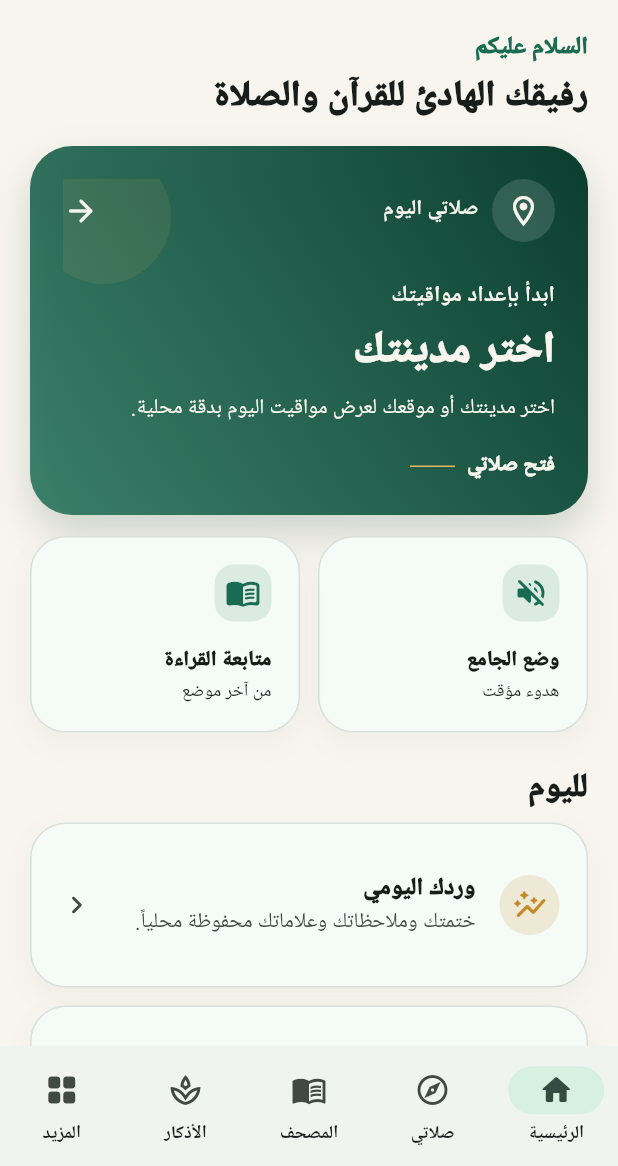
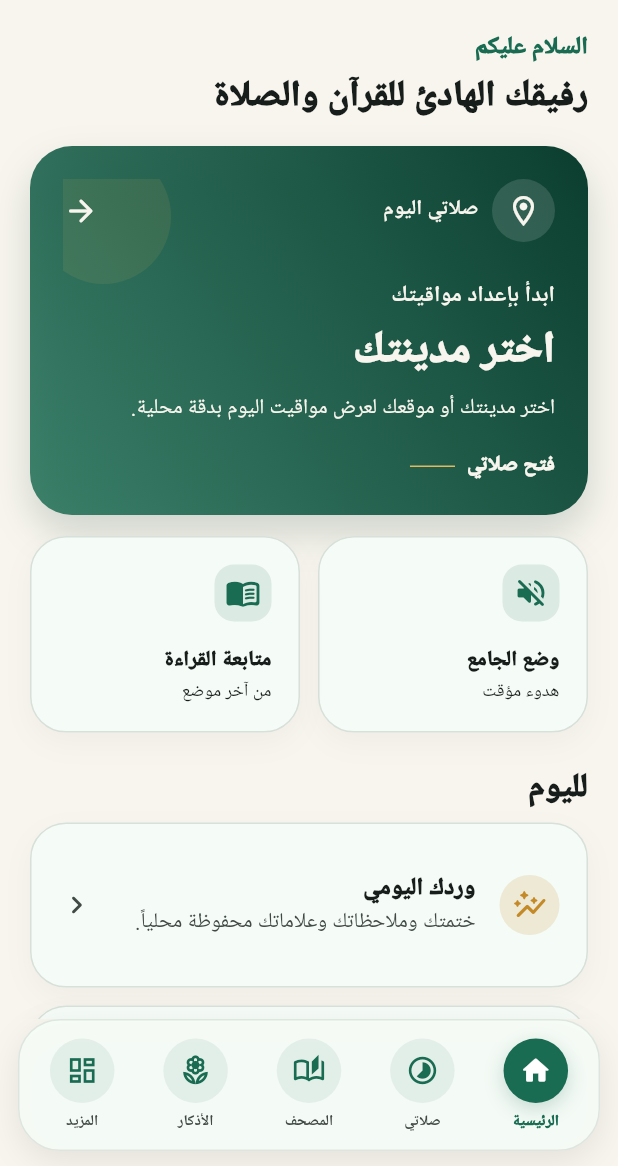
Before and after one commit to devmhsapps/noor-quran-masjid-mode, a Flutter app: the screen it shows after launch, on a phone screen of 412 x 824 dp, the part 70-1236 px from its top. Run offline on Flutter 3.47's test engine with Material 3 defaults, Android fonts, the phone set to English and light mode, and no system bars; our stand-ins replace adhan, hijri, permission_handler, shared_preferences; Roboto replaces fonts that are missing (sans).

Commit message:
feat: add original circular bottom navigation

```diff
--- a/lib/main.dart
+++ b/lib/main.dart
@@ -644,19 +644,89 @@ class _MueenShellState extends State<MueenShell> {
         ],
       ),
       body: SafeArea(top: false, child: screens[_selectedIndex]),
-      bottomNavigationBar: NavigationBar(
+      bottomNavigationBar: _MueenBottomNav(
         selectedIndex: _selectedIndex,
-        onDestinationSelected: (value) => setState(() => _selectedIndex = value),
-        destinations: const [
-          NavigationDestination(icon: Icon(Icons.home_outlined), selectedIcon: Icon(Icons.home_rounded), label: 'الرئيسية'),
-          NavigationDestination(icon: Icon(Icons.explore_outlined), selectedIcon: Icon(Icons.explore_rounded), label: 'صلاتي'),
-          NavigationDestination(icon: Icon(Icons.menu_book_outlined), selectedIcon: Icon(Icons.menu_book_rounded), label: 'المصحف'),
-          NavigationDestination(icon: Icon(Icons.spa_outlined), selectedIcon: Icon(Icons.spa_rounded), label: 'الأذكار'),
-          NavigationDestination(icon: Icon(Icons.grid_view_rounded), selectedIcon: Icon(Icons.grid_view_rounded), label: 'المزيد'),
-        ],
+        onSelected: (value) => setState(() => _selectedIndex = value),
       ),
     );
   }
+}
+
+class _MueenBottomNav extends StatelessWidget {
+  const _MueenBottomNav({required this.selectedIndex, required this.onSelected});
+
+  final int selectedIndex;
+  final ValueChanged<int> onSelected;
+
+  static const _items = <_BottomNavItem>[
+    _BottomNavItem(label: 'الرئيسية', icon: Icons.home_outlined, selectedIcon: Icons.home_rounded),
+    _BottomNavItem(label: 'صلاتي', icon: Icons.timelapse_outlined, selectedIcon: Icons.timelapse_rounded),
+    _BottomNavItem(label: 'المصحف', icon: Icons.auto_stories_outlined, selectedIcon: Icons.auto_stories_rounded),
+    _BottomNavItem(label: 'الأذكار', icon: Icons.local_florist_outlined, selectedIcon: Icons.local_florist_rounded),
+    _BottomNavItem(label: 'المزيد', icon: Icons.dashboard_outlined, selectedIcon: Icons.dashboard_rounded),
+  ];
+
+  @override
+  Widget build(BuildContext context) {
+    final theme = Theme.of(context);
+    return SafeArea(
+      top: false,
+      child: Container(
+        margin: const EdgeInsets.fromLTRB(12, 0, 12, 10),
+        padding: const EdgeInsets.symmetric(horizontal: 4, vertical: 8),
+        decoration: BoxDecoration(
+          color: theme.colorScheme.surface.withValues(alpha: .96),
+          borderRadius: BorderRadius.circular(28),
+          border: Border.all(color: theme.colorScheme.outlineVariant.withValues(alpha: .42)),
+          boxShadow: [BoxShadow(color: Colors.black.withValues(alpha: .08), blurRadius: 18, offset: const Offset(0, 7))],
+        ),
+        child: Row(
+          children: List.generate(_items.length, (index) {
+            final item = _items[index];
+            final selected = index == selectedIndex;
+            return Expanded(
+              child: Semantics(
+                selected: selected,
+                button: true,
+                label: item.label,
+                child: InkWell(
+                  onTap: () => onSelected(index),
+                  borderRadius: BorderRadius.circular(20),
+                  child: Padding(
+                    padding: const EdgeInsets.symmetric(vertical: 4),
+                    child: Column(mainAxisSize: MainAxisSize.min, children: [
+                      AnimatedContainer(
+                        duration: const Duration(milliseconds: 180),
+                        curve: Curves.easeOut,
+                        width: 43,
+                        height: 43,
+                        decoration: BoxDecoration(
+                          shape: BoxShape.circle,
+                          color: selected ? theme.colorScheme.primary : theme.colorScheme.primary.withValues(alpha: .08),
+                          boxShadow: selected ? [BoxShadow(color: theme.colorScheme.primary.withValues(alpha: .22), blurRadius: 10, offset: const Offset(0, 4))] : null,
+                        ),
+                        child: Icon(selected ? item.selectedIcon : item.icon, color: selected ? theme.colorScheme.onPrimary : theme.colorScheme.primary, size: 22),
+                      ),
+                      const SizedBox(height: 5),
+                      Text(item.label, style: TextStyle(fontSize: 10, fontWeight: selected ? FontWeight.w900 : FontWeight.w700, color: selected ? theme.colorScheme.primary : theme.colorScheme.onSurfaceVariant)),
+                    ]),
+                  ),
+                ),
+              ),
+            );
+          }),
+        ),
+      ),
+    );
+  }
+}
+
+class _BottomNavItem {
+  const _BottomNavItem({required this.label, required this.icon, required this.selectedIcon});
+
+  final String label;
+  final IconData icon;
+  final IconData selectedIcon;
 }
 
 class _HomeTab extends StatelessWidget {
--- a/pubspec.yaml
+++ b/pubspec.yaml
@@ -1,7 +1,7 @@
 name: noor_quran_masjid_mode
 description: Mueen — Arabic Quran and prayer companion for Android.
 publish_to: "none"
-version: 1.2.0+15
+version: 1.2.1+16
 
 environment:
   sdk: ">=3.3.0 <4.0.0"
```
Also changed, not shown: 1 other file.
